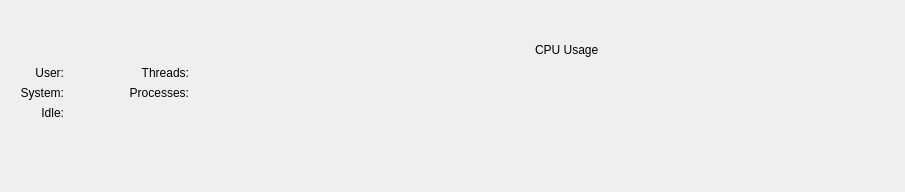
Old version of the form Under Construction/Activity Monitor.app/Resources/activity_monitor/ui/tab_cpu.ui in the repository helloSystem/Utilities.
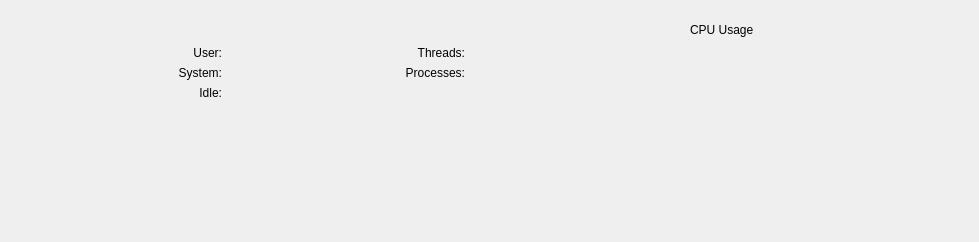
New version of the form. Custom widgets are drawn as their Qt base class.

Diff of the .ui file:
```diff
--- a/Under Construction/Activity Monitor.app/Resources/activity_monitor/ui/tab_cpu.ui
+++ b/Under Construction/Activity Monitor.app/Resources/activity_monitor/ui/tab_cpu.ui
@@ -6,8 +6,8 @@
             <rect>
                 <x>0</x>
                 <y>0</y>
-                <width>905</width>
-                <height>192</height>
+                <width>979</width>
+                <height>242</height>
             </rect>
         </property>
         <property name="windowTitle">
@@ -48,7 +48,7 @@
                             <property name="sizeHint" stdset="0">
                                 <size>
                                     <width>20</width>
-                                    <height>40</height>
+                                    <height>20</height>
                                 </size>
                             </property>
                         </spacer>
@@ -61,7 +61,7 @@
                             <property name="rightMargin">
                                 <number>20</number>
                             </property>
-                            <item row="3" column="0" alignment="Qt::AlignRight|Qt::AlignVCenter">
+                            <item row="3" column="1" alignment="Qt::AlignRight|Qt::AlignVCenter">
                                 <widget class="QLabel" name="label_idle">
                                     <property name="text">
                                         <string>Idle:</string>
@@ -71,7 +71,7 @@
                                     </property>
                                 </widget>
                             </item>
-                            <item row="1" column="3" alignment="Qt::AlignRight|Qt::AlignVCenter">
+                            <item row="1" column="4" alignment="Qt::AlignRight|Qt::AlignVCenter">
                                 <widget class="QLabel" name="label_threads">
                                     <property name="text">
                                         <string>Threads:</string>
@@ -81,7 +81,7 @@
                                     </property>
                                 </widget>
                             </item>
-                            <item row="1" column="4" alignment="Qt::AlignVCenter">
+                            <item row="1" column="5">
                                 <widget class="QLabel" name="label_threads_value">
                                     <property name="text">
                                         <string/>
@@ -91,7 +91,7 @@
                                     </property>
                                 </widget>
                             </item>
-                            <item row="1" column="0" alignment="Qt::AlignRight|Qt::AlignVCenter">
+                            <item row="1" column="1" alignment="Qt::AlignRight|Qt::AlignVCenter">
                                 <widget class="QLabel" name="label_user">
                                     <property name="text">
                                         <string>User:</string>
@@ -101,7 +101,7 @@
                                     </property>
                                 </widget>
                             </item>
-                            <item row="2" column="1" alignment="Qt::AlignRight|Qt::AlignVCenter">
+                            <item row="2" column="2">
                                 <widget class="QLabel" name="label_system_value">
                                     <property name="text">
                                         <string/>
@@ -111,7 +111,7 @@
                                     </property>
                                 </widget>
                             </item>
-                            <item row="2" column="0" alignment="Qt::AlignRight|Qt::AlignVCenter">
+                            <item row="2" column="1" alignment="Qt::AlignRight|Qt::AlignVCenter">
                                 <widget class="QLabel" name="label_system">
                                     <property name="text">
                                         <string>System:</string>
@@ -121,16 +121,39 @@
                                     </property>
                                 </widget>
                             </item>
-                            <item row="1" column="6" rowspan="4">
-                                <widget class="CPUGraphBar" name="widget_graph" native="true"/>
+                            <item row="1" column="7" rowspan="4">
+                                <widget class="CPUGraphBar" name="widget_graph" native="true">
+                                    <property name="sizePolicy">
+                                        <sizepolicy hsizetype="MinimumExpanding" vsizetype="MinimumExpanding">
+                                            <horstretch>0</horstretch>
+                                            <verstretch>0</verstretch>
+                                        </sizepolicy>
+                                    </property>
+                                </widget>
                             </item>
-                            <item row="0" column="2">
+                            <item row="4" column="1">
+                                <spacer name="verticalSpacer">
+                                    <property name="orientation">
+                                        <enum>Qt::Vertical</enum>
+                                    </property>
+                                    <property name="sizeType">
+                                        <enum>QSizePolicy::MinimumExpanding</enum>
+                                    </property>
+                                    <property name="sizeHint" stdset="0">
+                                        <size>
+                                            <width>20</width>
+                                            <height>40</height>
+                                        </size>
+                                    </property>
+                                </spacer>
+                            </item>
+                            <item row="0" column="3">
                                 <spacer name="horizontalSpacer_1">
                                     <property name="orientation">
                                         <enum>Qt::Horizontal</enum>
                                     </property>
                                     <property name="sizeType">
-                                        <enum>QSizePolicy::Preferred</enum>
+                                        <enum>QSizePolicy::MinimumExpanding</enum>
                                     </property>
                                     <property name="sizeHint" stdset="0">
                                         <size>
@@ -140,7 +163,7 @@
                                     </property>
                                 </spacer>
                             </item>
-                            <item row="1" column="1" alignment="Qt::AlignRight">
+                            <item row="1" column="2">
                                 <widget class="QLabel" name="label_user_value">
                                     <property name="text">
                                         <string/>
@@ -150,10 +173,23 @@
                                     </property>
                                 </widget>
                             </item>
-                            <item row="3" column="2" alignment="Qt::AlignLeft|Qt::AlignVCenter">
+                            <item row="3" column="3" alignment="Qt::AlignLeft">
                                 <widget class="ColorButton" name="color_picker_idle_value" native="true"/>
                             </item>
-                            <item row="2" column="4">
+                            <item row="0" column="0">
+                                <spacer name="horizontalSpacer_4">
+                                    <property name="orientation">
+                                        <enum>Qt::Horizontal</enum>
+                                    </property>
+                                    <property name="sizeHint" stdset="0">
+                                        <size>
+                                            <width>40</width>
+                                            <height>20</height>
+                                        </size>
+                                    </property>
+                                </spacer>
+                            </item>
+                            <item row="2" column="5">
                                 <widget class="QLabel" name="label_processes_value">
                                     <property name="text">
                                         <string/>
@@ -163,11 +199,14 @@
                                     </property>
                                 </widget>
                             </item>
-                            <item row="5" column="0">
+                            <item row="5" column="1">
                                 <spacer name="verticalSpacer_2">
                                     <property name="orientation">
                                         <enum>Qt::Vertical</enum>
                                     </property>
+                                    <property name="sizeType">
+                                        <enum>QSizePolicy::MinimumExpanding</enum>
+                                    </property>
                                     <property name="sizeHint" stdset="0">
                                         <size>
                                             <width>20</width>
@@ -176,10 +215,10 @@
                                     </property>
                                 </spacer>
                             </item>
-                            <item row="1" column="2" alignment="Qt::AlignLeft|Qt::AlignVCenter">
+                            <item row="1" column="3" alignment="Qt::AlignLeft">
                                 <widget class="ColorButton" name="color_picker_user_value" native="true"/>
                             </item>
-                            <item row="2" column="3" alignment="Qt::AlignRight|Qt::AlignVCenter">
+                            <item row="2" column="4" alignment="Qt::AlignRight|Qt::AlignVCenter">
                                 <widget class="QLabel" name="label_processes">
                                     <property name="text">
                                         <string>Processes:</string>
@@ -190,6 +229,22 @@
                                 </widget>
                             </item>
                             <item row="0" column="6">
+                                <spacer name="horizontalSpacer_3">
+                                    <property name="orientation">
+                                        <enum>Qt::Horizontal</enum>
+                                    </property>
+                                    <property name="sizeType">
+                                        <enum>QSizePolicy::MinimumExpanding</enum>
+                                    </property>
+                                    <property name="sizeHint" stdset="0">
+                                        <size>
+                                            <width>40</width>
+                                            <height>20</height>
+                                        </size>
+                                    </property>
+                                </spacer>
+                            </item>
+                            <item row="0" column="7">
                                 <layout class="QHBoxLayout" name="horizontalLayout">
                                     <item>
                                         <spacer name="horizontalSpacer">
@@ -232,7 +287,7 @@
                                     </item>
                                 </layout>
                             </item>
-                            <item row="3" column="1" alignment="Qt::AlignRight">
+                            <item row="3" column="2">
                                 <widget class="QLabel" name="label_idle_value">
                                     <property name="text">
                                         <string/>
@@ -242,17 +297,14 @@
                                     </property>
                                 </widget>
                             </item>
-                            <item row="2" column="2" alignment="Qt::AlignLeft|Qt::AlignVCenter">
+                            <item row="2" column="3" alignment="Qt::AlignLeft">
                                 <widget class="ColorButton" name="color_picker_system_value" native="true"/>
                             </item>
-                            <item row="0" column="5">
-                                <spacer name="horizontalSpacer_3">
+                            <item row="0" column="8">
+                                <spacer name="horizontalSpacer_5">
                                     <property name="orientation">
                                         <enum>Qt::Horizontal</enum>
                                     </property>
-                                    <property name="sizeType">
-                                        <enum>QSizePolicy::Preferred</enum>
-                                    </property>
                                     <property name="sizeHint" stdset="0">
                                         <size>
                                             <width>40</width>
@@ -261,13 +313,6 @@
                                     </property>
                                 </spacer>
                             </item>
-                            <item row="4" column="0">
-                                <widget class="QLabel" name="label_spacing">
-                                    <property name="text">
-                                        <string/>
-                                    </property>
-                                </widget>
-                            </item>
                         </layout>
                     </item>
                 </layout>
```
